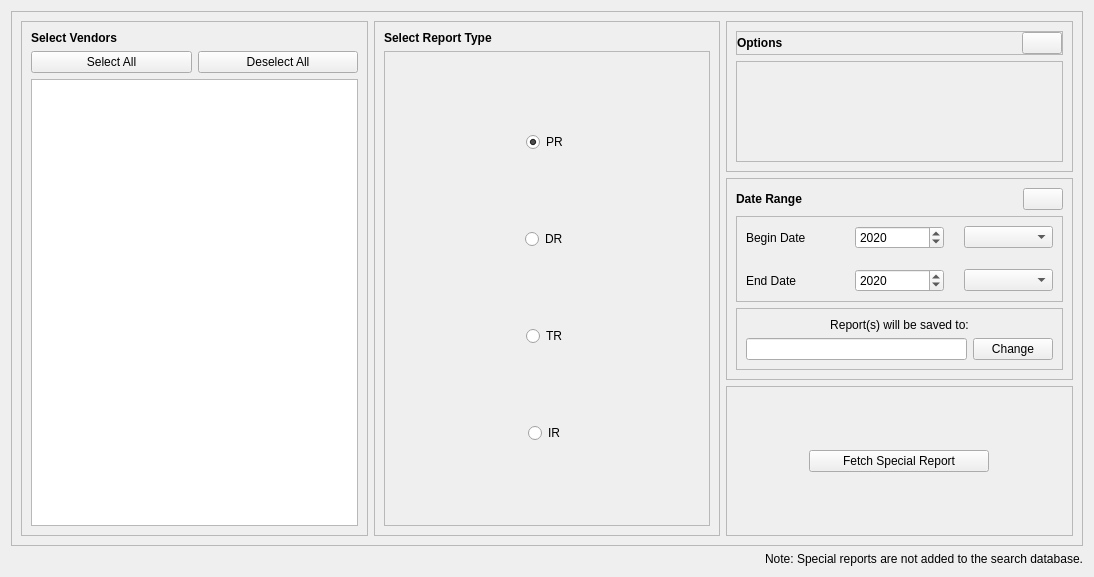
Qt form ui/FetchSpecialReportsTab.ui (CS-4820-Library-Project/COUNTER-5-Report-Tool-2020-5.0) before a commit.
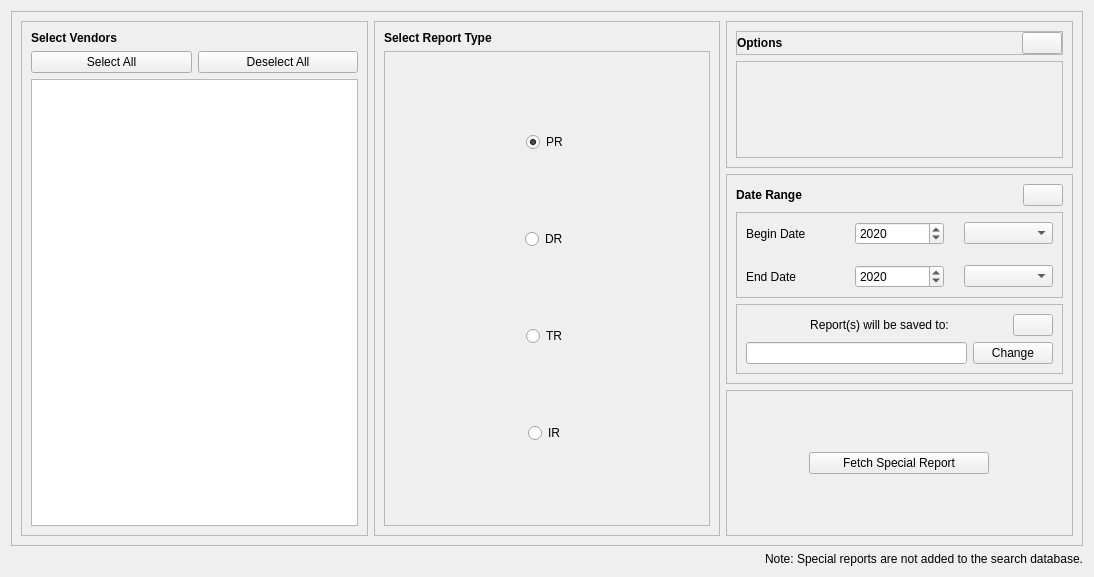
The same form after that commit. Icons and pictures are not drawn.

Commit message:
Add tip button
Add help tip button next to "Report will be saved to:" that says: "See Other Reports Directory setting in Settings for default"

```diff
--- a/ui/FetchSpecialReportsTab.ui
+++ b/ui/FetchSpecialReportsTab.ui
@@ -468,13 +468,57 @@
               </property>
               <layout class="QVBoxLayout" name="verticalLayout_26">
                <item>
-                <widget class="QLabel" name="label_41">
-                 <property name="text">
-                  <string>Report(s) will be saved to:</string>
+                <widget class="QFrame" name="frame_5">
+                 <property name="frameShape">
+                  <enum>QFrame::NoFrame</enum>
                  </property>
-                 <property name="alignment">
-                  <set>Qt::AlignCenter</set>
+                 <property name="frameShadow">
+                  <enum>QFrame::Plain</enum>
                  </property>
+                 <layout class="QHBoxLayout" name="horizontalLayout_4">
+                  <property name="spacing">
+                   <number>0</number>
+                  </property>
+                  <property name="leftMargin">
+                   <number>0</number>
+                  </property>
+                  <property name="topMargin">
+                   <number>0</number>
+                  </property>
+                  <property name="rightMargin">
+                   <number>0</number>
+                  </property>
+                  <property name="bottomMargin">
+                   <number>0</number>
+                  </property>
+                  <item>
+                   <widget class="QLabel" name="label_41">
+                    <property name="text">
+                     <string>Report(s) will be saved to:</string>
+                    </property>
+                    <property name="alignment">
+                     <set>Qt::AlignCenter</set>
+                    </property>
+                   </widget>
+                  </item>
+                  <item>
+                   <widget class="QPushButton" name="custom_dir_help_button">
+                    <property name="sizePolicy">
+                     <sizepolicy hsizetype="Fixed" vsizetype="Fixed">
+                      <horstretch>0</horstretch>
+                      <verstretch>0</verstretch>
+                     </sizepolicy>
+                    </property>
+                    <property name="text">
+                     <string/>
+                    </property>
+                    <property name="icon">
+                     <iconset resource="../Resources.qrc">
+                      <normaloff>:/ui/resources/help_icon.png</normaloff>:/ui/resources/help_icon.png</iconset>
+                    </property>
+                   </widget>
+                  </item>
+                 </layout>
                 </widget>
                </item>
                <item>
```
The commit also changes 2 other files.
